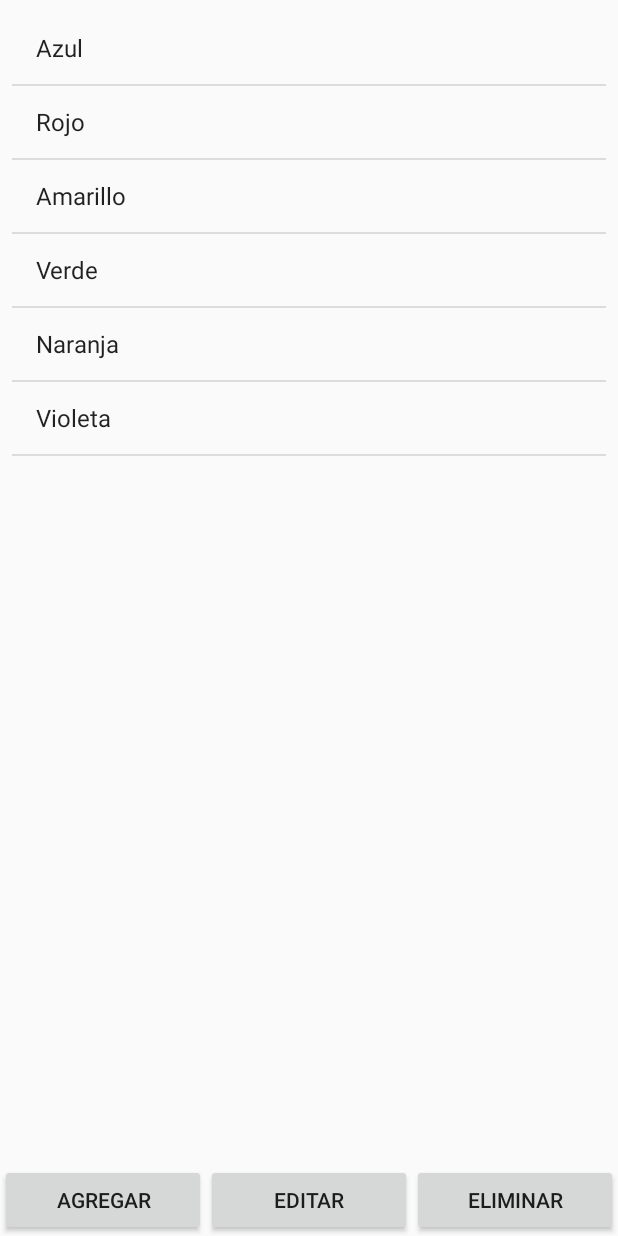
After one commit to milo2005/TMMultiScreen, an Android app: the layout fragment_master.xml on its own in the app's theme, with its tools: preview values and no code run, on a phone screen of 412 x 824 dp. The commit adds this screen. Run offline under Robolectric (Android 15) with nearby library versions, the phone set to English and light mode, and no system bars.

Commit message:
layouts implemented

```diff
--- a/app/build.gradle
+++ b/app/build.gradle
@@ -4,7 +4,7 @@ android {
     compileSdkVersion 25
     buildToolsVersion "25.0.3"
 
-    dataBinding{
+    dataBinding {
         enabled true
     }
 
--- /dev/null
+++ b/app/src/main/res/layout/fragment_master.xml
@@ -0,0 +1,50 @@
+<android.support.constraint.ConstraintLayout xmlns:android="http://schemas.android.com/apk/res/android"
+    xmlns:app="http://schemas.android.com/apk/res-auto"
+    xmlns:tools="http://schemas.android.com/tools"
+    android:layout_width="match_parent"
+    android:layout_height="match_parent"
+    tools:context="unicauca.movil.multiscreen.fragments.MasterFragment">
+
+
+    <Button
+        android:id="@+id/button4"
+        android:layout_width="0dp"
+        android:layout_height="wrap_content"
+        android:text="Agregar"
+        app:layout_constraintBottom_toBottomOf="parent"
+        app:layout_constraintLeft_toLeftOf="parent"
+        app:layout_constraintRight_toLeftOf="@+id/button5" />
+
+    <Button
+        android:id="@+id/button5"
+        android:layout_width="0dp"
+        android:layout_height="wrap_content"
+        android:text="Editar"
+        app:layout_constraintLeft_toRightOf="@+id/button4"
+        app:layout_constraintRight_toLeftOf="@+id/button6"
+        app:layout_constraintTop_toTopOf="@+id/button4" />
+
+    <Button
+        android:id="@+id/button6"
+        android:layout_width="0dp"
+        android:layout_height="wrap_content"
+        android:text="Eliminar"
+        app:layout_constraintLeft_toRightOf="@+id/button5"
+        app:layout_constraintRight_toRightOf="parent"
+        app:layout_constraintTop_toTopOf="@+id/button5" />
+
+    <ListView
+        android:id="@+id/list"
+        android:layout_width="0dp"
+        android:layout_height="0dp"
+        android:layout_marginBottom="8dp"
+        android:layout_marginLeft="8dp"
+        android:layout_marginRight="8dp"
+        android:layout_marginTop="8dp"
+        android:entries="@array/colors_name"
+        app:layout_constraintBottom_toTopOf="@+id/button5"
+        app:layout_constraintLeft_toLeftOf="parent"
+        app:layout_constraintRight_toRightOf="parent"
+        app:layout_constraintTop_toTopOf="parent"
+        app:layout_constraintVertical_bias="0.0" />
+</android.support.constraint.ConstraintLayout>
--- /dev/null
+++ b/app/src/main/res/values-land/layouts.xml
@@ -0,0 +1,5 @@
+<?xml version="1.0" encoding="utf-8"?>
+<resources>
+    <item name="f_master" type="layout">@layout/fragment_master_2</item>
+
+</resources>
--- /dev/null
+++ b/app/src/main/res/values-sw600dp-land/layouts.xml
@@ -0,0 +1,4 @@
+<?xml version="1.0" encoding="utf-8"?>
+<resources>
+    <item name="f_master" type="layout">@layout/fragment_master</item>
+</resources>
--- /dev/null
+++ b/app/src/main/res/values-sw600dp/layouts.xml
@@ -0,0 +1,4 @@
+<?xml version="1.0" encoding="utf-8"?>
+<resources>
+    <item name="f_master" type="layout">@layout/fragment_master</item>
+</resources>
--- /dev/null
+++ b/app/src/main/res/values/layouts.xml
@@ -0,0 +1,5 @@
+<?xml version="1.0" encoding="utf-8"?>
+<resources>
+    <item name="f_master" type="layout">@layout/fragment_master</item>
+
+</resources>
```
Also changed, not shown: app/src/main/java/unicauca/movil/multiscreen/fragments/MasterFragment.java (added, +30 -0 lines), app/src/main/res/layout/activity_main.xml (+8 -10 lines), app/src/main/res/layout/activity_main_2.xml (added, +19 -0 lines), app/src/main/res/layout/fragment_master_2.xml (added, +49 -0 lines).
